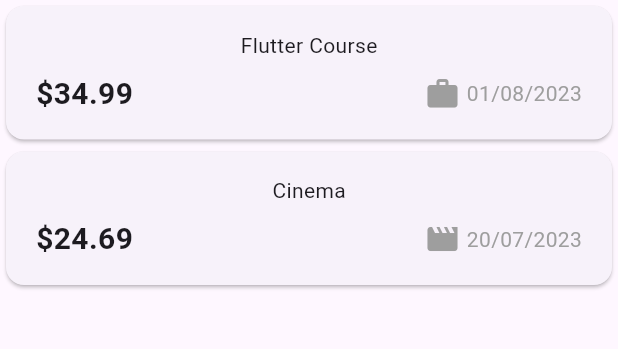
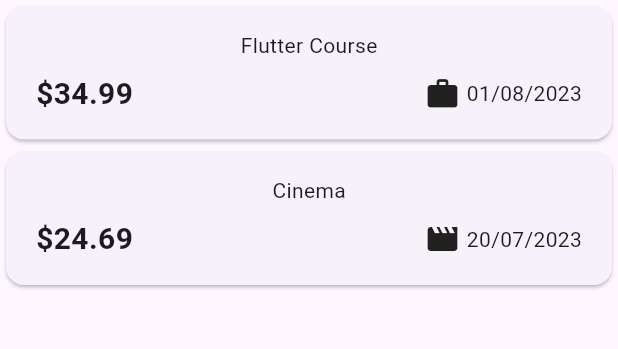
Before and after one commit to clebsonsh/expense_tracker, a Flutter app: the screen it shows after launch, on a phone screen of 412 x 824 dp, the part 114-463 px from its top. Run offline on Flutter 3.47's test engine with Material 2 defaults, Android fonts, the phone set to English and light mode, and no system bars.

```diff
--- a/lib/widgets/expenses.dart
+++ b/lib/widgets/expenses.dart
@@ -36,9 +36,26 @@ class _ExpensesState extends State<Expenses> {
   }
 
   void _removeExpense(Expense expense) {
+    final expenseIndex = _registeredExpenses.indexOf(expense);
     setState(() {
       _registeredExpenses.remove(expense);
     });
+
+    ScaffoldMessenger.of(context).clearSnackBars();
+    ScaffoldMessenger.of(context).showSnackBar(
+      SnackBar(
+        duration: const Duration(seconds: 3),
+        content: const Text('Expense deleted.'),
+        action: SnackBarAction(
+          label: 'Undo',
+          onPressed: () {
+            setState(() {
+              _registeredExpenses.insert(expenseIndex, expense);
+            });
+          },
+        ),
+      ),
+    );
   }
 
   void _openAddExpenseOverlay() {
@@ -51,6 +68,17 @@ class _ExpensesState extends State<Expenses> {
 
   @override
   Widget build(BuildContext context) {
+    Widget mainContent = const Center(
+      child: Text('No expenses found. Start adding some'),
+    );
+
+    if (_registeredExpenses.isNotEmpty) {
+      mainContent = ExpensesList(
+        expenses: _registeredExpenses,
+        onRemoveExpense: _removeExpense,
+      );
+    }
+
     return Scaffold(
       appBar: AppBar(
         title: const Text('Flutter Expenses Tracker'),
@@ -67,10 +95,7 @@ class _ExpensesState extends State<Expenses> {
         children: [
           const Text('The chart'),
           Expanded(
-            child: ExpensesList(
-              expenses: _registeredExpenses,
-              onRemoveExpense: _removeExpense,
-            ),
+            child: mainContent,
           )
         ],
       ),
--- a/lib/widgets/expenses_list/expense_item.dart
+++ b/lib/widgets/expenses_list/expense_item.dart
@@ -33,17 +33,9 @@ class ExpenseItem extends StatelessWidget {
               const Spacer(),
               Row(
                 children: [
-                  Icon(
-                    categoryIcons[expense.category],
-                    color: Colors.grey,
-                  ),
+                  Icon(categoryIcons[expense.category]),
                   const SizedBox(width: 4),
-                  Text(
-                    expense.formattedDate,
-                    style: const TextStyle(
-                      color: Colors.grey,
-                    ),
-                  ),
+                  Text(expense.formattedDate),
                 ],
               ),
             ],
```
